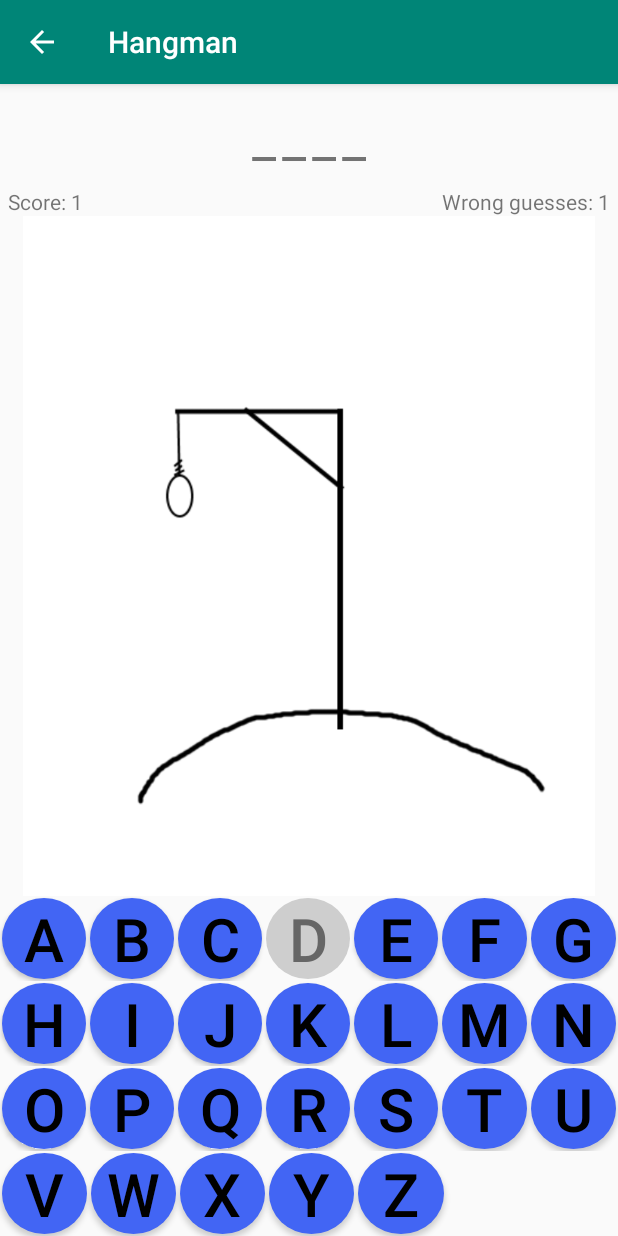
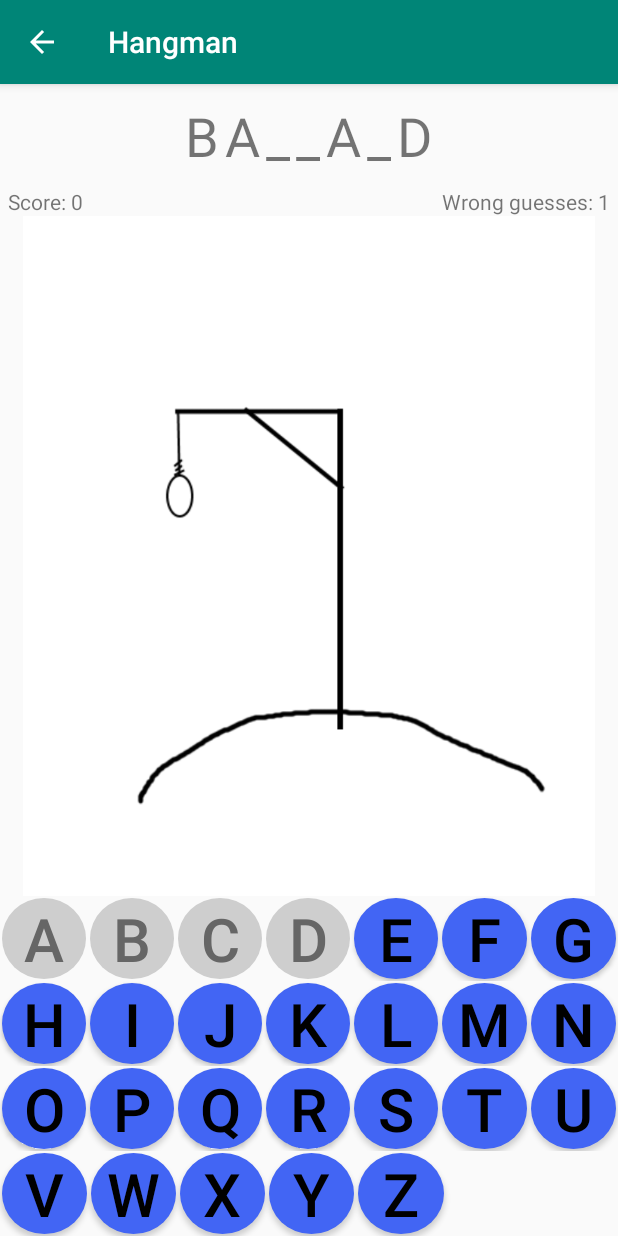
Before and after one commit to sw19-tug/afternoon02, an Android app: the GameHangman screen opened directly, with no data from a screen before it, after a tap on an icon or button, on a phone screen of 412 x 824 dp. Run offline under Robolectric (Android 15) with nearby library versions, the phone set to English and light mode, and no system bars; 3 other taps on this screen came first.

Commit message:
Feature GAMES-007 completed. Gameover after 8 wrong guesses. Deducts 2 points for losing. Added support for words of arbitrary length.

```diff
--- a/app/src/main/java/com/example/ultimategames/HangmanLogic.java
+++ b/app/src/main/java/com/example/ultimategames/HangmanLogic.java
@@ -19,22 +19,22 @@
         mGameHangman = game;
 
         mWord_collection = new ArrayList<>();
-        mWord_collection.add("AAHS");
-        mWord_collection.add("AALS");
-        mWord_collection.add("ABAC");
-        mWord_collection.add("ABAS");
+        mWord_collection.add("WHAT");
+        mWord_collection.add("TAKE");
+        mWord_collection.add("BASTARD");
+        mWord_collection.add("YOU");
 
         setRandomWord();
         mGameHangman.UpdateStats(mPoints, mFailCounter);
+        mGameHangman.CreateWordView(mSolution.length());
     }
 
     private void setRandomWord()
     {
         int randomNumber = (int) (Math.random() * mWord_collection.size());
 
-        String randomWord = mWord_collection.get(randomNumber);
-        mSolution = randomWord;
-        mWord = randomWord.split("(?!^)");
+        mSolution = mWord_collection.get(randomNumber);
+        mWord = mSolution.split("(?!^)");
     }
 
     public void checkLetter(String guessed_letter)
@@ -79,9 +79,10 @@
         mFailCounter++;
         mGameHangman.UpdateStats(mPoints, mFailCounter);
 
-        // Game Over after 6 failed guesses
-        if (mFailCounter >= 6)
+        // Game Over after 8 failed guesses
+        if (mFailCounter >= 8)
         {
+            mPoints -= 2;
             mGameHangman.Lose();
             (new Handler()).postDelayed(new Runnable() {
                 @Override
@@ -100,5 +101,6 @@
         mWord = null;
         setRandomWord();
         mGameHangman.UpdateStats(mPoints, mFailCounter);
+        mGameHangman.CreateWordView(mSolution.length());
     }
 }
--- a/app/src/main/res/layout/activity_game_hangman.xml
+++ b/app/src/main/res/layout/activity_game_hangman.xml
@@ -16,40 +16,25 @@
         android:orientation="horizontal">
 
         <TextView
-        android:id="@+id/letter1"
-        android:layout_width="wrap_content"
-        android:layout_height="wrap_content"
-        android:layout_marginLeft="2dp"
-        android:layout_marginRight="2dp"
-        android:text="_"
-        android:textSize="36sp" />
+            android:id="@+id/letter1"
+            android:text="_"
+            style="@style/CharacterTextView"/>
 
         <TextView
             android:id="@+id/letter2"
-            android:layout_width="wrap_content"
-            android:layout_height="wrap_content"
-            android:layout_marginLeft="2dp"
-            android:layout_marginRight="2dp"
             android:text="_"
-            android:textSize="36sp" />
+            style="@style/CharacterTextView"/>
 
         <TextView
             android:id="@+id/letter3"
-            android:layout_width="wrap_content"
-            android:layout_height="wrap_content"
-            android:layout_marginLeft="2dp"
-            android:layout_marginRight="2dp"
             android:text="_"
-            android:textSize="36sp" />
+            style="@style/CharacterTextView"/>
 
         <TextView
             android:id="@+id/letter4"
-            android:layout_width="wrap_content"
-            android:layout_height="wrap_content"
-            android:layout_marginLeft="2dp"
-            android:layout_marginRight="2dp"
             android:text="_"
-            android:textSize="36sp" />
+            style="@style/CharacterTextView"/>
+
     </LinearLayout>
 
     <LinearLayout
--- /dev/null
+++ b/app/src/main/res/layout/character_textview_template.xml
@@ -0,0 +1,8 @@
+<?xml version="1.0" encoding="utf-8"?>
+<TextView xmlns:android="http://schemas.android.com/apk/res/android"
+    android:layout_width="wrap_content"
+    android:layout_height="wrap_content"
+    android:text="_"
+    style="@style/CharacterTextView">
+
+</TextView>
--- a/app/src/main/res/values/styles.xml
+++ b/app/src/main/res/values/styles.xml
@@ -7,6 +7,7 @@
         <item name="colorPrimaryDark">@color/colorPrimaryDark</item>
         <item name="colorAccent">@color/colorAccent</item>
     </style>
+
     <style name="CharacterButton" parent="Widget.AppCompat.Button.Colored">
         <item name="android:textColor">@color/text_color</item>
         <item name="android:background">@drawable/character_button</item>
@@ -17,6 +18,15 @@
         <item name="android:textSize">40sp</item>
         <item name="android:layout_margin">1dp</item>
     </style>
+
+    <style name="CharacterTextView">
+        <item name="android:layout_width">wrap_content</item>
+        <item name="android:layout_height">wrap_content</item>
+        <item name="android:layout_marginLeft">2dp</item>
+        <item name="android:layout_marginRight">2dp</item>
+        <item name="android:textSize">36sp</item>
+    </style>
+
     <style name="AppTheme.NoActionBar">
         <item name="windowActionBar">false</item>
         <item name="windowNoTitle">true</item>
```
Also changed, not shown: app/src/main/java/com/example/ultimategames/GameHangman.java (+24 -62 lines).
